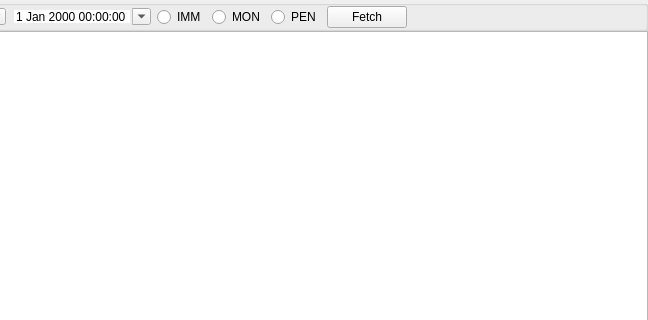
Qt form billing/statement/statementnodewidget.ui (ytxerp/ytx-client) before a commit; both pictures show x 136 to 784 and y 0 to 320 of the 784 by 567 pixel window.
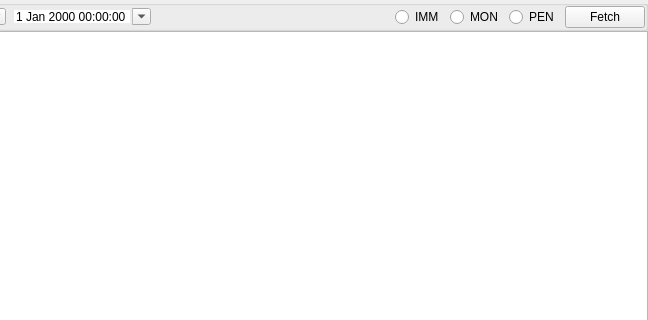
The same form after that commit. Custom widgets are drawn as their Qt base class.

```diff
--- a/billing/statement/statementnodewidget.ui
+++ b/billing/statement/statementnodewidget.ui
@@ -76,34 +76,6 @@
         </property>
        </widget>
       </item>
-      <item>
-       <widget class="QRadioButton" name="rBtnIMM">
-        <property name="text">
-         <string>IMM</string>
-        </property>
-       </widget>
-      </item>
-      <item>
-       <widget class="QRadioButton" name="rBtnMON">
-        <property name="text">
-         <string>MON</string>
-        </property>
-       </widget>
-      </item>
-      <item>
-       <widget class="QRadioButton" name="rBtnPEN">
-        <property name="text">
-         <string>PEN</string>
-        </property>
-       </widget>
-      </item>
-      <item>
-       <widget class="QPushButton" name="pBtnFetch">
-        <property name="text">
-         <string>Fetch</string>
-        </property>
-       </widget>
-      </item>
       <item>
        <spacer name="horizontalSpacer_3">
         <property name="orientation">
@@ -117,6 +89,34 @@
         </property>
        </spacer>
       </item>
+      <item>
+       <widget class="QRadioButton" name="rBtnIMM">
+        <property name="text">
+         <string>IMM</string>
+        </property>
+       </widget>
+      </item>
+      <item>
+       <widget class="QRadioButton" name="rBtnMON">
+        <property name="text">
+         <string>MON</string>
+        </property>
+       </widget>
+      </item>
+      <item>
+       <widget class="QRadioButton" name="rBtnPEN">
+        <property name="text">
+         <string>PEN</string>
+        </property>
+       </widget>
+      </item>
+      <item>
+       <widget class="QPushButton" name="pBtnFetch">
+        <property name="text">
+         <string>Fetch</string>
+        </property>
+       </widget>
+      </item>
      </layout>
     </widget>
    </item>
```
